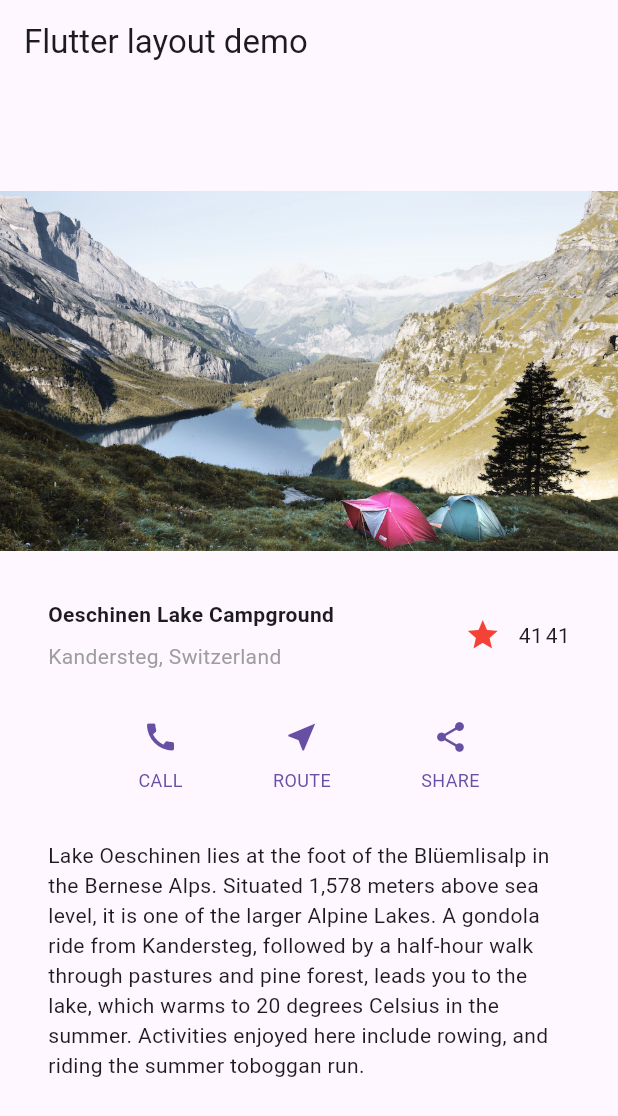
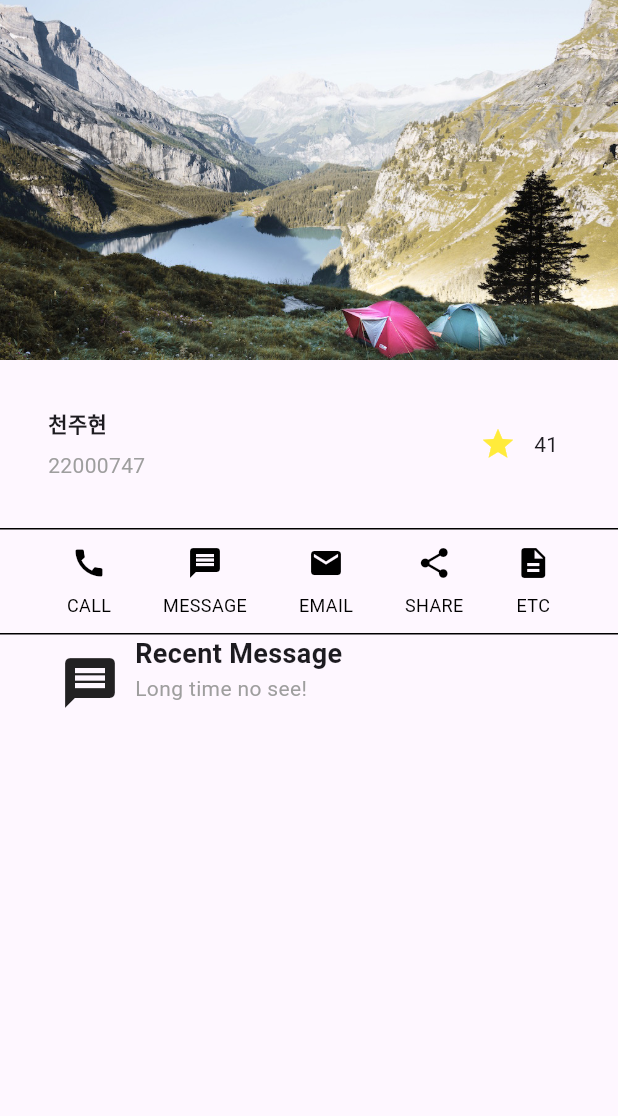
Before and after one commit to millejuice/moapp, a Flutter app: the screen it shows after launch, on a phone screen of 412 x 824 dp. Shown: the top 1116 px of the screen. Run offline on Flutter 3.47's test engine with Material 3 defaults, Android fonts, the phone set to English and light mode, and no system bars.

Commit message:
hw1 finish

```diff
--- a/hw1/hw1/lib/favorite_widget.dart
+++ b/hw1/hw1/lib/favorite_widget.dart
@@ -23,11 +23,11 @@ class _FavoriteWidgetState extends State<FavoriteWidget> {
             icon: (_isFavorited
                 ? const Icon(Icons.star)
                 : const Icon(Icons.star_border)),
-            color: Colors.red[500],
+            color: Colors.yellow,
             onPressed: _toggleFavorite,
           ),
         ),
-        SizedBox(width: 18, child: SizedBox(child: Text('$_favoriteCount'))),
+        SizedBox(width: 24 , child: SizedBox(child: Text('$_favoriteCount'))),
       ],
     );
   }
--- a/hw1/hw1/lib/main.dart
+++ b/hw1/hw1/lib/main.dart
@@ -14,29 +14,56 @@ class MyApp extends StatelessWidget {
     return MaterialApp(
       title: appTitle,
       home: Scaffold(
-        appBar: AppBar(title: const Text(appTitle)),
+        // appBar: AppBar(title: const Text(appTitle)),
         body: Center(
           child: Column(
-            mainAxisSize: MainAxisSize.min,
+            // mainAxisSize: MainAxisSize.min,
             children: const [
               ImageSection(
     image: 'images/lake.jpg',
   ),
               TitleSection(
-                name: 'Oeschinen Lake Campground',
-                location: 'Kandersteg, Switzerland',
+                name: '천주현',
+                location: '22000747',
               ),
+              Divider(height: 1.0,color: Colors.black,),
               ButtonSection(),
-              TextSection(
-    description:
-        'Lake Oeschinen lies at the foot of the Blüemlisalp in the '
-        'Bernese Alps. Situated 1,578 meters above sea level, it '
-        'is one of the larger Alpine Lakes. A gondola ride from '
-        'Kandersteg, followed by a half-hour walk through pastures '
-        'and pine forest, leads you to the lake, which warms to 20 '
-        'degrees Celsius in the summer. Activities enjoyed here '
-        'include rowing, and riding the summer toboggan run.',
-  ),
+              Divider(height: 1.0,color: Colors.black,),
+              Row(
+  crossAxisAlignment: CrossAxisAlignment.start,
+  children: [
+    SizedBox(width: 24,),
+     Padding(
+      padding: EdgeInsets.only(left: 16.0, top: 12.0),
+      child: Icon(Icons.message, size: 40),
+    ),
+    Expanded(
+      child: Column(
+        crossAxisAlignment: CrossAxisAlignment.start,
+        children: [
+          TextSection(
+            description: 'Recent Message',
+            padding:  EdgeInsets.fromLTRB(10.0, 0.0, 10.0, 0.0),
+            style:  TextStyle(
+              fontSize: 18,
+              fontWeight: FontWeight.bold,
+            ),
+          ),
+          TextSection(
+            description: 'Long time no see!',
+            padding:  EdgeInsets.fromLTRB(10.0, 0.0, 10.0, 0.0),
+            style: TextStyle(
+              fontSize: 14,
+              fontWeight: FontWeight.normal,
+              color: Colors.grey,
+            ),
+          ),
+        ],
+      ),
+    ),
+  ],
+),
+
             ],
           ),
         ),
@@ -76,7 +103,6 @@ class TitleSection extends StatelessWidget {
           ),
           /*3*/
           const FavoriteWidget(),
-          const Text('41'),
         ],
       ),
     );
@@ -86,17 +112,18 @@ class TitleSection extends StatelessWidget {
 class ButtonSection extends StatelessWidget {
   const ButtonSection({super.key});
 
-  @override
+   @override
   Widget build(BuildContext context) {
-    final Color color = Theme.of(context).primaryColor;
-    return Padding(
-      padding: const EdgeInsets.symmetric(horizontal: 32),
+    return Container(
+      padding: const EdgeInsets.fromLTRB(10.0, 10.0, 10.0, 10.0),
       child: Row(
         mainAxisAlignment: MainAxisAlignment.spaceEvenly,
-        children: [
-          ButtonWithText(color: color, icon: Icons.call, label: 'CALL'),
-          ButtonWithText(color: color, icon: Icons.near_me, label: 'ROUTE'),
-          ButtonWithText(color: color, icon: Icons.share, label: 'SHARE'),
+        children: const [
+          ButtonWithText(color: Colors.black, icon: Icons.call, label: 'CALL'),
+          ButtonWithText(color: Colors.black, icon: Icons.message, label: 'MESSAGE'),
+          ButtonWithText(color: Colors.black, icon: Icons.email, label: 'EMAIL'),
+          ButtonWithText(color: Colors.black, icon: Icons.share, label: 'SHARE'),
+          ButtonWithText(color: Colors.black, icon: Icons.description, label: 'ETC'),
         ],
       ),
     );
--- a/hw1/hw1/lib/parent_widget.dart
+++ b/hw1/hw1/lib/parent_widget.dart
@@ -1,8 +1,6 @@
 import 'package:flutter/material.dart';
 
-// ParentWidget manages the state for TapboxB.
-
-//------------------------ ParentWidget --------------------------------
+//---------------------------- ParentWidget ----------------------------
 
 class ParentWidget extends StatefulWidget {
   const ParentWidget({super.key});
@@ -23,36 +21,69 @@ class _ParentWidgetState extends State<ParentWidget> {
   @override
   Widget build(BuildContext context) {
     return SizedBox(
-      child: TapboxB(active: _active, onChanged: _handleTapboxChanged),
+      child: TapboxC(active: _active, onChanged: _handleTapboxChanged),
     );
   }
 }
 
-//------------------------- TapboxB ----------------------------------
+//----------------------------- TapboxC ------------------------------
 
-class TapboxB extends StatelessWidget {
-  const TapboxB({super.key, this.active = false, required this.onChanged});
+class TapboxC extends StatefulWidget {
+  const TapboxC({super.key, this.active = false, required this.onChanged});
 
   final bool active;
   final ValueChanged<bool> onChanged;
 
+  @override
+  State<TapboxC> createState() => _TapboxCState();
+}
+
+class _TapboxCState extends State<TapboxC> {
+  bool _highlight = false;
+
+  void _handleTapDown(TapDownDetails details) {
+    setState(() {
+      _highlight = true;
+    });
+  }
+
+  void _handleTapUp(TapUpDetails details) {
+    setState(() {
+      _highlight = false;
+    });
+  }
+
+  void _handleTapCancel() {
+    setState(() {
+      _highlight = false;
+    });
+  }
+
   void _handleTap() {
-    onChanged(!active);
+    widget.onChanged(!widget.active);
   }
 
   @override
   Widget build(BuildContext context) {
+    // This example adds a green border on tap down.
+    // On tap up, the square changes to the opposite state.
     return GestureDetector(
+      onTapDown: _handleTapDown, // Handle the tap events in the order that
+      onTapUp: _handleTapUp, // they occur: down, up, tap, cancel
       onTap: _handleTap,
+      onTapCancel: _handleTapCancel,
       child: Container(
         width: 200,
         height: 200,
         decoration: BoxDecoration(
-          color: active ? Colors.lightGreen[700] : Colors.grey[600],
+          color: widget.active ? Colors.lightGreen[700] : Colors.grey[600],
+          border: _highlight
+              ? Border.all(color: Colors.teal[700]!, width: 10)
+              : null,
         ),
         child: Center(
           child: Text(
-            active ? 'Active' : 'Inactive',
+            widget.active ? 'Active' : 'Inactive',
             style: const TextStyle(fontSize: 32, color: Colors.white),
           ),
         ),
--- a/hw1/hw1/lib/text_section.dart
+++ b/hw1/hw1/lib/text_section.dart
@@ -1,15 +1,26 @@
 import 'package:flutter/material.dart';
 
 class TextSection extends StatelessWidget {
-  const TextSection({super.key, required this.description});
+  const TextSection({
+    super.key,
+    required this.description,
+    this.padding = const EdgeInsets.all(32),
+    this.style = const TextStyle(fontWeight: FontWeight.bold),
+  });
 
   final String description;
+  final EdgeInsetsGeometry padding;
+  final TextStyle? style;
 
   @override
   Widget build(BuildContext context) {
     return Padding(
-      padding: const EdgeInsets.all(32),
-      child: Text(description, softWrap: true),
+      padding: padding,
+      child: Text(
+        description,
+        softWrap: true,
+        style: style,
+      ),
     );
   }
 }
```
